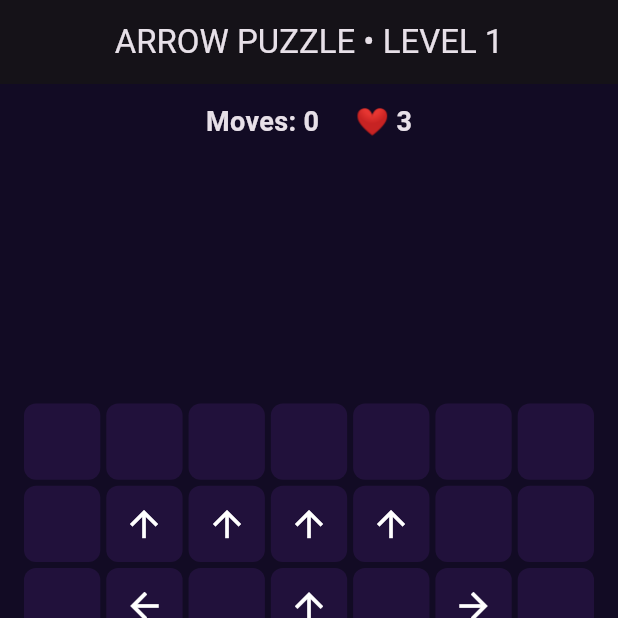
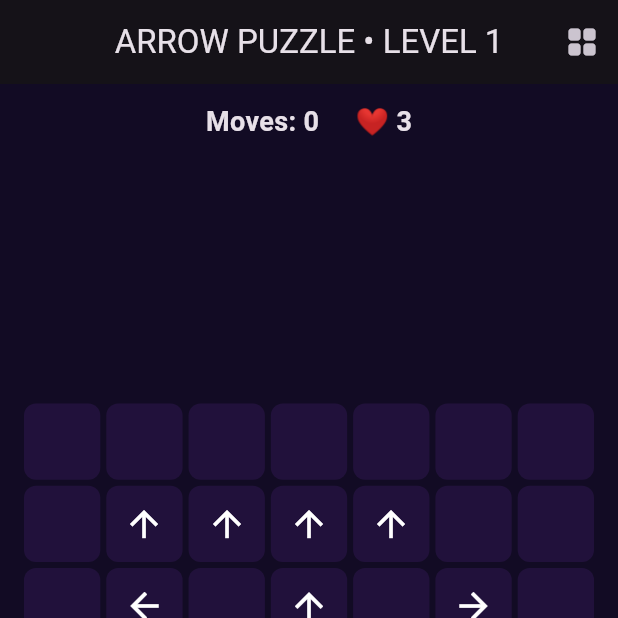
Before and after one commit to sape69/arrow-puzzle, a Flutter app: the screen it shows after launch, on a phone screen of 412 x 824 dp, the top half of it. Run offline on Flutter 3.47's test engine with Material 3 defaults, Android fonts, the light colour scheme and no system bars.

Commit message:
Update game_screen.dart

```diff
--- a/lib/screens/game_screen.dart
+++ b/lib/screens/game_screen.dart
@@ -8,16 +8,22 @@ import '../widgets/arrow_exit_animation.dart';
 import '../widgets/arrow_widget.dart';
 import '../widgets/game_hud.dart';
 import '../widgets/game_over_dialog.dart';
+import 'level_select_screen.dart';
 
 class GameScreen extends StatefulWidget {
-  const GameScreen({super.key});
+  const GameScreen({
+    super.key,
+    this.startLevel = 0,
+  });
+
+  final int startLevel;
 
   @override
   State<GameScreen> createState() => _GameScreenState();
 }
 
 class _GameScreenState extends State<GameScreen> {
-  final GameBoard board = GameBoard();
+  late final GameBoard board;
 
   int moves = 0;
   int lives = 3;
@@ -25,6 +31,15 @@ class _GameScreenState extends State<GameScreen> {
   Arrow? exitingArrow;
   Arrow? failedArrow;
   bool isAnimating = false;
+
+  @override
+  void initState() {
+    super.initState();
+
+    board = GameBoard();
+    board.currentLevel = widget.startLevel;
+    board.reset();
+  }
 
   void _tapArrow(Arrow arrow) {
     if (isAnimating || failedArrow != null) {
@@ -190,6 +205,32 @@ class _GameScreenState extends State<GameScreen> {
     });
   }
 
+  Future<void> _selectLevel() async {
+    if (isAnimating) {
+      return;
+    }
+
+    final selectedLevel = await Navigator.of(context).push<int>(
+      MaterialPageRoute(
+        builder: (_) => const LevelSelectScreen(),
+      ),
+    );
+
+    if (!mounted || selectedLevel == null) {
+      return;
+    }
+
+    setState(() {
+      board.currentLevel = selectedLevel;
+      board.reset();
+      moves = 0;
+      lives = 3;
+      exitingArrow = null;
+      failedArrow = null;
+      isAnimating = false;
+    });
+  }
+
   @override
   Widget build(BuildContext context) {
     return Scaffold(
@@ -198,6 +239,15 @@ class _GameScreenState extends State<GameScreen> {
           'ARROW PUZZLE • LEVEL ${board.currentLevel + 1}',
         ),
         centerTitle: true,
+        actions: [
+          IconButton(
+            onPressed: _selectLevel,
+            tooltip: 'Select level',
+            icon: const Icon(
+              Icons.grid_view_rounded,
+            ),
+          ),
+        ],
       ),
       body: Column(
         children: [
@@ -244,7 +294,8 @@ class _GameScreenState extends State<GameScreen> {
         Padding(
           padding: const EdgeInsets.all(padding),
           child: GridView.builder(
-            physics: const NeverScrollableScrollPhysics(),
+            physics:
+                const NeverScrollableScrollPhysics(),
             gridDelegate:
                 SliverGridDelegateWithFixedCrossAxisCount(
               crossAxisCount: board.size,
```
